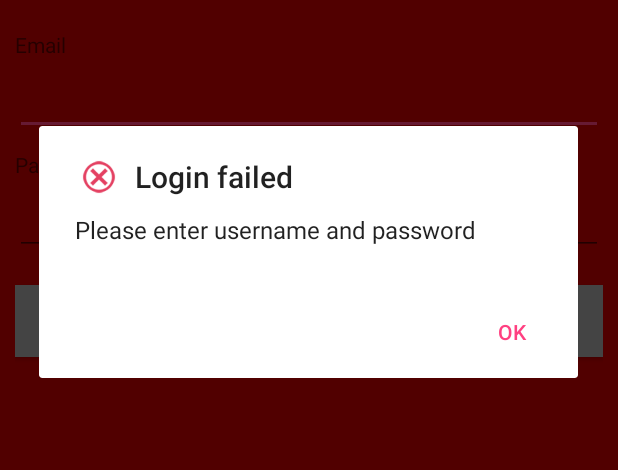
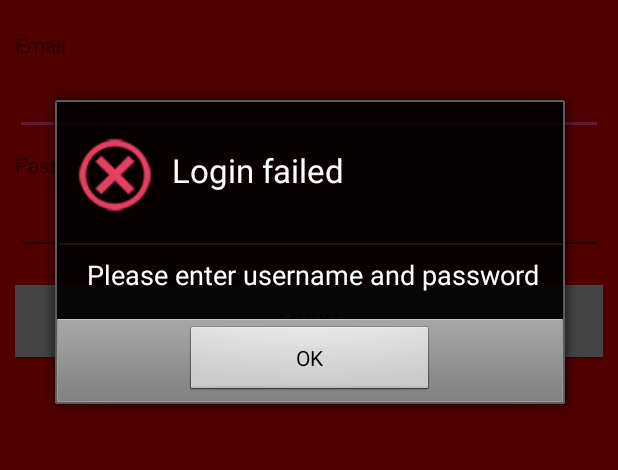
Before and after one commit to Moonking94/SafeHome, an Android app: the screen it shows after launch (LoginActivity), after a tap on "LOGIN", on a phone screen of 412 x 824 dp, the part 366-836 px from its top. Run offline under Robolectric (Android 15) with nearby library versions, the phone set to English and light mode, and no system bars.

Commit message:
15/10/2016, 10:58 PM

```diff
--- a/app/src/main/AndroidManifest.xml
+++ b/app/src/main/AndroidManifest.xml
@@ -1,10 +1,6 @@
 <?xml version="1.0" encoding="utf-8"?>
 <manifest xmlns:android="http://schemas.android.com/apk/res/android"
     package="com.fyp.imranabdulhadi.safehome">
-
-    <uses-sdk
-        android:minSdkVersion="8"
-        android:targetSdkVersion="22" />
 
     <uses-permission android:name="android.permission.INTERNET" />
     <uses-permission android:name="android.permission.ACCESS_NETWORK_STATE" />
@@ -14,7 +10,7 @@
 
     <application
         android:allowBackup="true"
-        android:icon="@mipmap/ic_launcher"
+        android:icon="@drawable/safehomelauncher"
         android:label="@string/app_name"
         android:supportsRtl="true"
         android:theme="@style/AppTheme">
--- a/app/src/main/java/com/fyp/imranabdulhadi/safehome/AlertDialogManager.java
+++ b/app/src/main/java/com/fyp/imranabdulhadi/safehome/AlertDialogManager.java
@@ -3,6 +3,7 @@ package com.fyp.imranabdulhadi.safehome;
 import android.app.AlertDialog;
 import android.content.Context;
 import android.content.DialogInterface;
+import android.view.ContextThemeWrapper;
 
 /**
  * Created by Imran Abdulhadi on 10/13/2016.
@@ -18,7 +19,7 @@ public class AlertDialogManager {
      *               - pass null if you don't want icon
      **/
     public void showAlertDialog(Context context, String title, String message, Boolean status) {
-        AlertDialog alertDialog = new AlertDialog.Builder(context).create();
+        AlertDialog alertDialog = new AlertDialog.Builder(new ContextThemeWrapper(context, android.R.style.Theme_Black)).create();
 
         // Setting Dialog title
         alertDialog.setTitle(title);
--- a/app/src/main/java/com/fyp/imranabdulhadi/safehome/MainActivity.java
+++ b/app/src/main/java/com/fyp/imranabdulhadi/safehome/MainActivity.java
@@ -9,6 +9,7 @@ import android.net.NetworkInfo;
 import android.text.Html;
 import android.view.View;
 import android.widget.Button;
+import android.widget.ImageButton;
 import android.widget.Switch;
 import android.widget.TextView;
 import android.widget.Toast;
@@ -33,7 +34,8 @@ public class MainActivity extends Activity implements View.OnClickListener {
     // Session Manager Class
     private SessionManager session;
 
-    private Button btnLogout, btnStartSurveillance;
+    private ImageButton btnStartSurveillance;
+    private Button btnLogout;//, btnStartSurveillance;
     private Switch switchMode;
 
     private String mode;
@@ -50,7 +52,8 @@ public class MainActivity extends Activity implements View.OnClickListener {
         session = new SessionManager(getApplicationContext());
 
         btnLogout = (Button) findViewById(R.id.button_logout);
-        btnStartSurveillance = (Button) findViewById(R.id.button_surveillance);
+        //btnStartSurveillance = (Button) findViewById(R.id.button_surveillance);
+        btnStartSurveillance = (ImageButton) findViewById(R.id.btnStartSurveillance);
         switchMode = (Switch) findViewById(R.id.switch_mode);
         pDialog = new ProgressDialog(this);
 
--- a/app/src/main/java/com/fyp/imranabdulhadi/safehome/SurveillanceCameraActivity.java
+++ b/app/src/main/java/com/fyp/imranabdulhadi/safehome/SurveillanceCameraActivity.java
@@ -6,11 +6,11 @@ import android.webkit.WebChromeClient;
 import android.webkit.WebSettings;
 import android.webkit.WebView;
 import android.os.Bundle;
-import android.widget.Button;
+import android.widget.ImageButton;
 
 public class SurveillanceCameraActivity extends Activity implements View.OnClickListener {
 
-    private Button btnStopSurveillance;
+    private ImageButton btnStopSurveillance;
 
     @Override
     protected void onCreate(Bundle savedInstanceState) {
@@ -18,7 +18,7 @@ public class SurveillanceCameraActivity extends Activity implements View.OnClick
         setContentView(R.layout.activity_surveillance_camera);
 
         WebView streamView = (WebView) findViewById(R.id.streamview);
-        btnStopSurveillance = (Button)findViewById(R.id.stopstream);
+        btnStopSurveillance = (ImageButton)findViewById(R.id.btnStopSurveillance);
 
         displayHtmlText(getHtml(), streamView);
 
--- a/app/src/main/res/layout/activity_login.xml
+++ b/app/src/main/res/layout/activity_login.xml
@@ -15,7 +15,7 @@
         android:layout_gravity="center"
         android:layout_marginTop="80dp"
         android:layout_marginBottom="20dp"
-        android:src="@drawable/safehomelogo2"
+        android:src="@drawable/safehomelogo"
         android:id="@+id/imageView" />
 
     <!-- Email Label -->
--- a/app/src/main/res/layout/activity_main.xml
+++ b/app/src/main/res/layout/activity_main.xml
@@ -56,20 +56,19 @@
         android:layout_width="match_parent"
         android:layout_height="wrap_content">
 
-        <Button
+        <!--<Button
             android:id="@+id/button_surveillance"
             android:layout_width="80dp"
             android:layout_height="40dp"
             android:layout_centerInParent="true"
             android:background="@android:color/darker_gray"
-            android:text="icon here" />
+            android:text="icon here" />-->
 
         <ImageButton
             android:id="@+id/btnStartSurveillance"
             android:layout_width="wrap_content"
             android:layout_height="wrap_content"
             android:layout_centerInParent="true"
-            android:layout_toRightOf="@id/button_surveillance"
             android:background="@android:color/transparent"
             android:src="@drawable/start_surveillance" />
 
```
Also changed, not shown: app/build.gradle (+5 -5 lines), app/src/main/java/com/fyp/imranabdulhadi/safehome/LoginActivity.java (+10 -8 lines), app/src/main/res/layout/activity_surveillance_camera.xml (+7 -6 lines), app/src/main/res/drawable/safehomelauncher.png (added), app/src/main/res/drawable/safehomelogo.png, app/src/main/res/drawable/safehomelogo2.png (deleted), app/src/main/res/drawable/safehomelogo3.png (deleted), app/src/main/res/drawable/start_surveillance.png, app/src/main/res/drawable/stop_surveillance.png, 1 other file.
